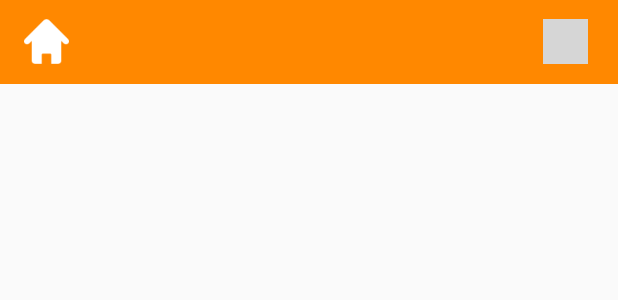
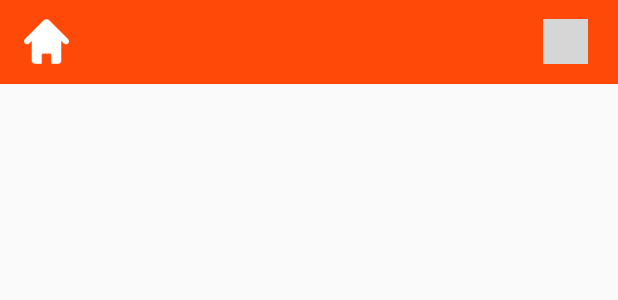
Before and after one commit to tomasnfranco/TDP2Grupo9, an Android app: the layout toolbar_aplicacion.xml on its own in the app's theme, with its tools: preview values and no code run, on a phone screen of 412 x 824 dp. Shown: the top 300 px of the screen. Run offline under Robolectric (Android 15) with nearby library versions, the phone set to English and light mode, and no system bars; grey boxes are pictures that could not be loaded.

Commit message:
Se unifica estilo de aplicacion

```diff
--- a/app/src/main/java/com/tdp2grupo9/inicio/HomeActivity.java
+++ b/app/src/main/java/com/tdp2grupo9/inicio/HomeActivity.java
@@ -1,5 +1,6 @@
 package com.tdp2grupo9.inicio;
 
+import android.app.Activity;
 import android.content.DialogInterface;
 import android.content.Intent;
 import android.os.Bundle;
@@ -17,7 +18,7 @@ import com.tdp2grupo9.login.LogoutActivity;
  * Created by emmanuelfls371 on 22/09/2015.
  */
 
-public class HomeActivity extends AppCompatActivity implements View.OnClickListener{
+public class HomeActivity extends Activity implements View.OnClickListener{
 
     Button btnAdopciones;
     Button btnPerdidos;
--- a/app/src/main/res/layout/activity_home.xml
+++ b/app/src/main/res/layout/activity_home.xml
@@ -42,4 +42,6 @@
             android:background="@drawable/btn_perdido" />
     </RelativeLayout>
 
+    <include layout="@layout/toolbar_aplicacion"/>
+
 </RelativeLayout>
--- a/app/src/main/res/layout/toolbar_aplicacion.xml
+++ b/app/src/main/res/layout/toolbar_aplicacion.xml
@@ -2,9 +2,9 @@
 <android.support.v7.widget.Toolbar
     xmlns:android="http://schemas.android.com/apk/res/android"
     android:id="@+id/toolbar_aplicacion"
-    android:background="@color/darkorange"
     android:layout_width="match_parent"
-    android:layout_height="wrap_content">
+    android:layout_height="wrap_content"
+    android:background="@color/color_primary">
 
     <RelativeLayout
         android:layout_width="match_parent"
```
